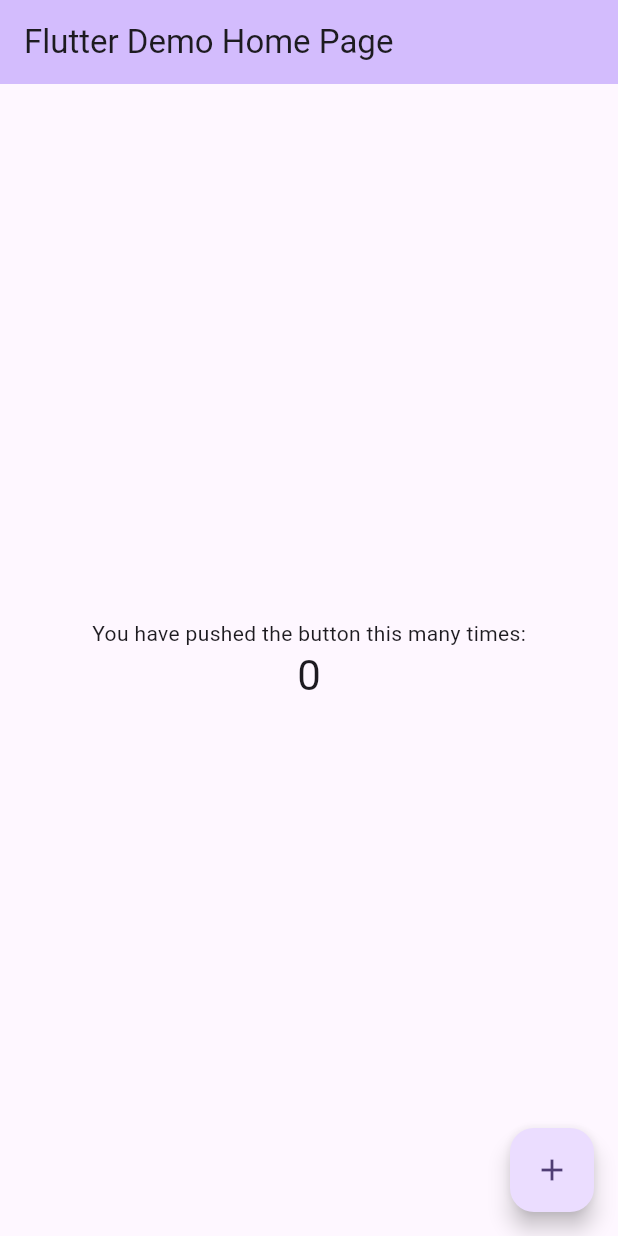
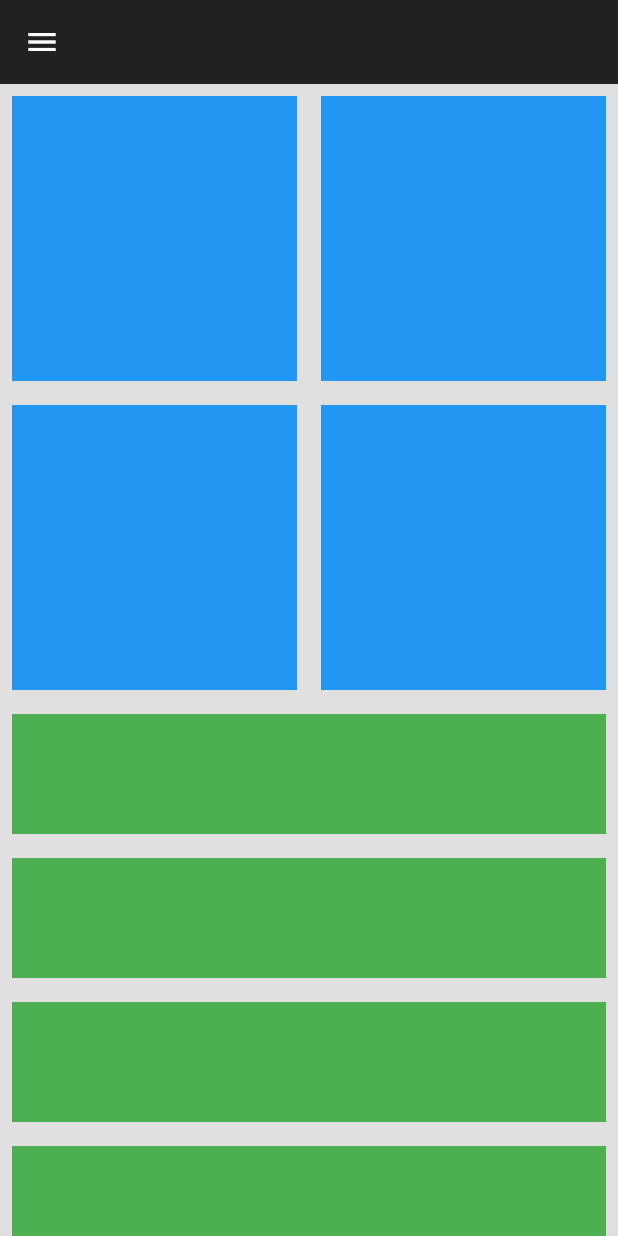
Before and after one commit to masradeen/responsive_dashboard_flutter, a Flutter app: the screen it shows after launch, on a phone screen of 412 x 824 dp. Run offline on Flutter 3.47's test engine with Material 3 defaults, Android fonts, the phone set to English and light mode, and no system bars.

Commit message:
menambahkan semua file project responsive dashboard flutter, alhamdulillah

```diff
--- /dev/null
+++ b/lib/constants.dart
@@ -0,0 +1,35 @@
+import 'package:flutter/material.dart';
+
+var myDefaultbackground = Colors.grey[300];
+
+var myAppBar = AppBar(
+  backgroundColor: Colors.grey[900],
+  iconTheme: IconThemeData(color: Colors.white),
+);
+
+var myDrawer = Drawer(
+  backgroundColor: Colors.grey[300],
+  child: Column(
+    children: const [
+      DrawerHeader(
+        child: Icon(Icons.favorite),
+      ),
+      ListTile(
+        leading: Icon(Icons.home),
+        title: Text('D A S H B O A R D'),
+      ),
+      ListTile(
+        leading: Icon(Icons.chat),
+        title: Text('M E S S A G E'),
+      ),
+      ListTile(
+        leading: Icon(Icons.settings),
+        title: Text('S E T T I N G S'),
+      ),
+      ListTile(
+        leading: Icon(Icons.logout),
+        title: Text('L O G O U T'),
+      ),
+    ],
+  ),
+);
--- a/lib/main.dart
+++ b/lib/main.dart
@@ -1,125 +1,24 @@
 import 'package:flutter/material.dart';
+import 'package:responsive_dashboard_flutter/responsive/desktop_scaffold.dart';
+import 'package:responsive_dashboard_flutter/responsive/mobile_scaffold.dart';
+import 'package:responsive_dashboard_flutter/responsive/responsive_layout.dart';
+import 'package:responsive_dashboard_flutter/responsive/tablet_scaffold.dart';
 
 void main() {
-  runApp(const MyApp());
+  runApp(MyApp());
 }
 
 class MyApp extends StatelessWidget {
-  const MyApp({super.key});
 
-  // This widget is the root of your application.
   @override
   Widget build(BuildContext context) {
     return MaterialApp(
-      title: 'Flutter Demo',
-      theme: ThemeData(
-        // This is the theme of your application.
-        //
-        // TRY THIS: Try running your application with "flutter run". You'll see
-        // the application has a purple toolbar. Then, without quitting the app,
-        // try changing the seedColor in the colorScheme below to Colors.green
-        // and then invoke "hot reload" (save your changes or press the "hot
-        // reload" button in a Flutter-supported IDE, or press "r" if you used
-        // the command line to start the app).
-        //
-        // Notice that the counter didn't reset back to zero; the application
-        // state is not lost during the reload. To reset the state, use hot
-        // restart instead.
-        //
-        // This works for code too, not just values: Most code changes can be
-        // tested with just a hot reload.
-        colorScheme: ColorScheme.fromSeed(seedColor: Colors.deepPurple),
-        useMaterial3: true,
+      debugShowCheckedModeBanner: false,
+      home: ResponsiveLayout(
+        mobileScaffold: const MobileScaffold(),
+        tabletScaffold: const TabletScaffold(),
+        desktopScaffold: const DesktopScaffold(),
       ),
-      home: const MyHomePage(title: 'Flutter Demo Home Page'),
     );
   }
 }
-
-class MyHomePage extends StatefulWidget {
-  const MyHomePage({super.key, required this.title});
-
-  // This widget is the home page of your application. It is stateful, meaning
-  // that it has a State object (defined below) that contains fields that affect
-  // how it looks.
-
-  // This class is the configuration for the state. It holds the values (in this
-  // case the title) provided by the parent (in this case the App widget) and
-  // used by the build method of the State. Fields in a Widget subclass are
-  // always marked "final".
-
-  final String title;
-
-  @override
-  State<MyHomePage> createState() => _MyHomePageState();
-}
-
-class _MyHomePageState extends State<MyHomePage> {
-  int _counter = 0;
-
-  void _incrementCounter() {
-    setState(() {
-      // This call to setState tells the Flutter framework that something has
-      // changed in this State, which causes it to rerun the build method below
-      // so that the display can reflect the updated values. If we changed
-      // _counter without calling setState(), then the build method would not be
-      // called again, and so nothing would appear to happen.
-      _counter++;
-    });
-  }
-
-  @override
-  Widget build(BuildContext context) {
-    // This method is rerun every time setState is called, for instance as done
-    // by the _incrementCounter method above.
-    //
-    // The Flutter framework has been optimized to make rerunning build methods
-    // fast, so that you can just rebuild anything that needs updating rather
-    // than having to individually change instances of widgets.
-    return Scaffold(
-      appBar: AppBar(
-        // TRY THIS: Try changing the color here to a specific color (to
-        // Colors.amber, perhaps?) and trigger a hot reload to see the AppBar
-        // change color while the other colors stay the same.
-        backgroundColor: Theme.of(context).colorScheme.inversePrimary,
-        // Here we take the value from the MyHomePage object that was created by
-        // the App.build method, and use it to set our appbar title.
-        title: Text(widget.title),
-      ),
-      body: Center(
-        // Center is a layout widget. It takes a single child and positions it
-        // in the middle of the parent.
-        child: Column(
-          // Column is also a layout widget. It takes a list of children and
-          // arranges them vertically. By default, it sizes itself to fit its
-          // children horizontally, and tries to be as tall as its parent.
-          //
-          // Column has various properties to control how it sizes itself and
-          // how it positions its children. Here we use mainAxisAlignment to
-          // center the children vertically; the main axis here is the vertical
-          // axis because Columns are vertical (the cross axis would be
-          // horizontal).
-          //
-          // TRY THIS: Invoke "debug painting" (choose the "Toggle Debug Paint"
-          // action in the IDE, or press "p" in the console), to see the
-          // wireframe for each widget.
-          mainAxisAlignment: MainAxisAlignment.center,
-          children: <Widget>[
-            const Text(
-              'You have pushed the button this many times:',
-            ),
-            Text(
-              '$_counter',
-              style: Theme.of(context).textTheme.headlineMedium,
-            ),
-          ],
-        ),
-      ),
-      floatingActionButton: FloatingActionButton(
-        onPressed: _incrementCounter,
-        tooltip: 'Increment',
-        child: const Icon(Icons.add),
-      ), // This trailing comma makes auto-formatting nicer for build methods.
-    );
-  }
-}
--- /dev/null
+++ b/lib/responsive/mobile_scaffold.dart
@@ -0,0 +1,50 @@
+import 'package:flutter/material.dart';
+import 'package:responsive_dashboard_flutter/constants.dart';
+import 'package:responsive_dashboard_flutter/util/my_box.dart';
+import 'package:responsive_dashboard_flutter/util/my_tile.dart';
+
+class MobileScaffold extends StatefulWidget {
+  const MobileScaffold({super.key});
+
+  @override
+  State<MobileScaffold> createState() => _MobileScaffoldState();
+}
+
+class _MobileScaffoldState extends State<MobileScaffold> {
+  @override
+  Widget build(BuildContext context) {
+    return Scaffold(
+      backgroundColor: myDefaultbackground,
+      appBar: myAppBar,
+      drawer: myDrawer,
+      body: Column(
+        children: [
+          // 4 boxes on the top
+          AspectRatio(
+            aspectRatio: 1,
+            child: SizedBox(
+              width: double.infinity,
+              child: GridView.builder(
+                itemCount: 4,
+                gridDelegate:
+                    SliverGridDelegateWithFixedCrossAxisCount(crossAxisCount: 2),
+                itemBuilder: (context, index) {
+                  return MyBox();
+                },
+              ),
+            ),
+          ),
+          Expanded(
+            child: ListView.builder(
+              itemCount: 5,
+              itemBuilder: (context, index) {
+                return MyTile();
+              },
+            ),
+          ),
+          // tiles below it
+        ],
+      ),
+    );
+  }
+}
--- /dev/null
+++ b/lib/responsive/responsive_layout.dart
@@ -0,0 +1,26 @@
+import 'package:flutter/material.dart';
+
+class ResponsiveLayout extends StatelessWidget {
+  final Widget mobileScaffold;
+  final Widget tabletScaffold;
+  final Widget desktopScaffold;
+
+  ResponsiveLayout({
+    required this.mobileScaffold,
+    required this.tabletScaffold,
+    required this.desktopScaffold,
+  });
+
+  @override
+  Widget build(BuildContext context) {
+    return LayoutBuilder(builder: (context, constraints) {
+      if (constraints.maxWidth < 500){
+        return mobileScaffold;
+      } else if (constraints.maxWidth < 1100){
+        return tabletScaffold;
+      } else {
+        return desktopScaffold;
+      }
+    });
+  }
+}
--- /dev/null
+++ b/lib/util/my_box.dart
@@ -0,0 +1,15 @@
+import 'package:flutter/material.dart';
+
+class MyBox extends StatelessWidget {
+  const MyBox({super.key});
+
+  @override
+  Widget build(BuildContext context) {
+    return Padding(
+      padding: const EdgeInsets.all(8.0),
+      child: Container(
+        color: Colors.blue,
+      ),
+    );
+  }
+}
--- /dev/null
+++ b/lib/util/my_tile.dart
@@ -0,0 +1,16 @@
+import 'package:flutter/material.dart';
+
+class MyTile extends StatelessWidget {
+  const MyTile({super.key});
+
+  @override
+  Widget build(BuildContext context) {
+    return Padding(
+      padding: const EdgeInsets.all(8.0),
+      child: Container(
+        color: Colors.green,
+        height: 80,
+      ),
+    );
+  }
+}
```
Also changed, not shown: lib/responsive/desktop_scaffold.dart (added, +65 -0 lines), lib/responsive/tablet_scaffold.dart (added, +50 -0 lines).
